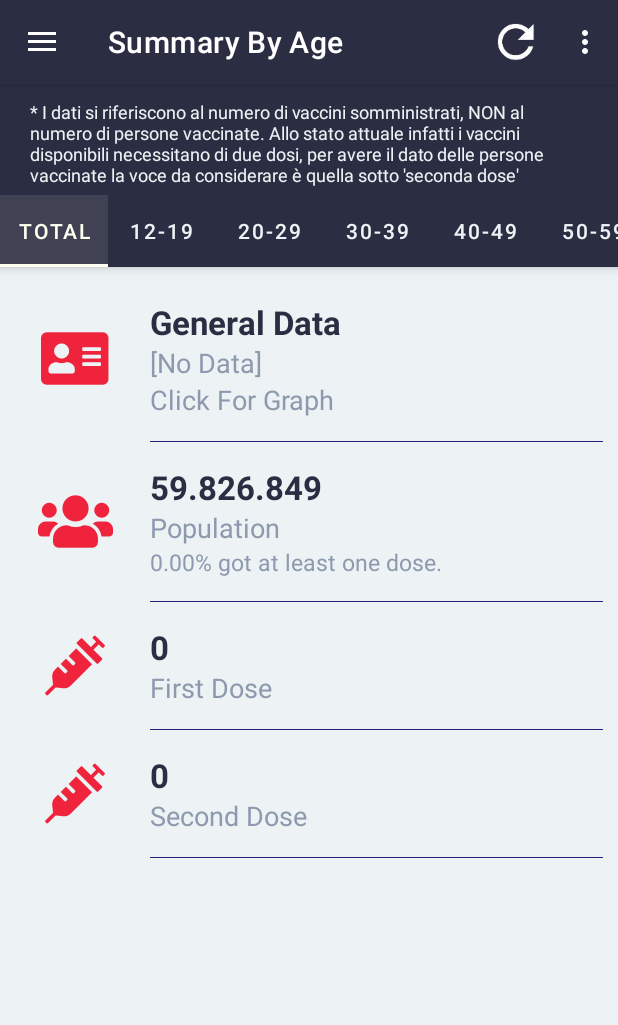
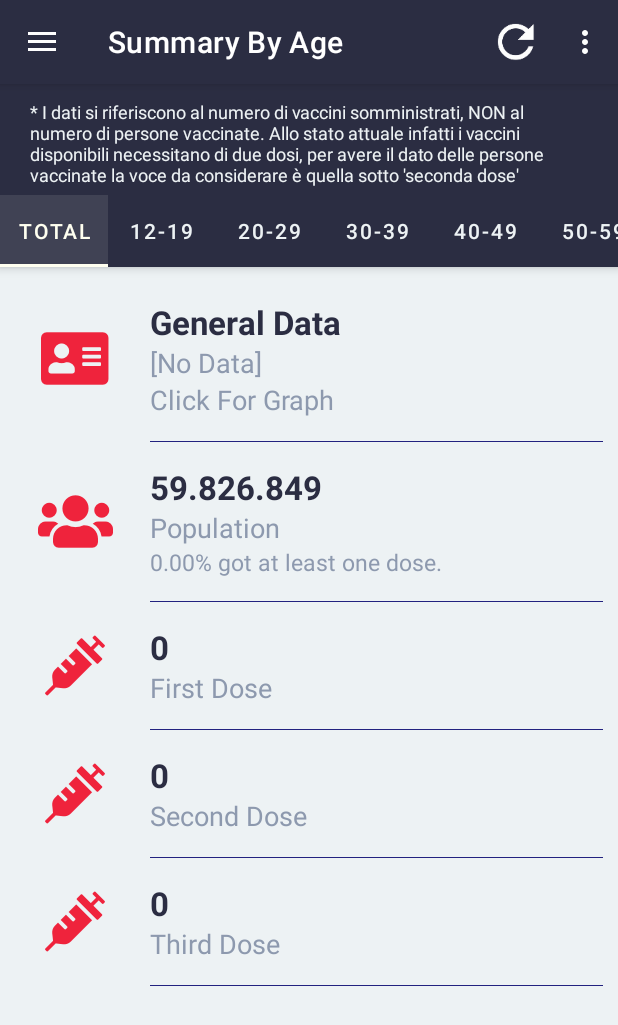
Before and after one commit to StefanoCasagrande/Vaccine_Stats, an Android app: the screen it shows after launch (MainActivity), on a phone screen of 412 x 824 dp. Shown: the top 1025 px of the screen. Run offline under Robolectric (Android 15) with nearby library versions, the phone set to English and light mode, and no system bars; our stand-ins replace navigation-ui; libraries missing offline, so code that uses them is left out: com.github.mikephil.charting; 3 statements that could not run were skipped.

Commit message:
Added third dose stats

```diff
--- a/app/src/main/java/it/stefanocasagrande/vaccini_stats/json_classes/anagrafica_vaccini_summary/anagrafica_vaccini_summary_data.java
+++ b/app/src/main/java/it/stefanocasagrande/vaccini_stats/json_classes/anagrafica_vaccini_summary/anagrafica_vaccini_summary_data.java
@@ -38,4 +38,8 @@ public class anagrafica_vaccini_summary_data implements Serializable {
     @SerializedName("seconda_dose")
     @Expose
     public Integer seconda_dose;
+
+    @SerializedName("dose_addizionale_booster")
+    @Expose
+    public Integer dose_addizionale_booster;
 }
--- a/app/src/main/java/it/stefanocasagrande/vaccini_stats/json_classes/somministrazioni_data.java
+++ b/app/src/main/java/it/stefanocasagrande/vaccini_stats/json_classes/somministrazioni_data.java
@@ -6,5 +6,8 @@ public class somministrazioni_data {
     public Integer data_somministrazione;
     public Integer totale;
     public String nome_area;
+    public Integer prima_dose;
+    public Integer seconda_dose;
+    public Integer terza_dose;
 
 }
--- a/app/src/main/java/it/stefanocasagrande/vaccini_stats/ui/PlaceholderFragment.java
+++ b/app/src/main/java/it/stefanocasagrande/vaccini_stats/ui/PlaceholderFragment.java
@@ -59,6 +59,7 @@ public class PlaceholderFragment extends Fragment {
         final TextView tv_percent = root.findViewById(R.id.tv_percent);
 
         final TextView tv_second_dose = root.findViewById(R.id.tv_second_dose);
+        final TextView tv_third_dose = root.findViewById(R.id.tv_third_dose);
 
         final TextView tv_age_click_for_graph = root.findViewById(R.id.tv_age_click_for_graph);
 
@@ -85,7 +86,9 @@ public class PlaceholderFragment extends Fragment {
                 tv_age.setText(getString(R.string.General_Data));
                 int male=0;
                 int female=0;
+                int first_dose=0;
                 int second_dose=0;
+                int third_dose=0;
 
                 tv_age_click_for_graph.setVisibility(View.VISIBLE);
 
@@ -96,15 +99,18 @@ public class PlaceholderFragment extends Fragment {
                 for(anagrafica_vaccini_summary_data var : lista) {
                     male+=var.sesso_maschile;
                     female+=var.sesso_femminile;
+                    first_dose += var.prima_dose;
                     second_dose+=var.seconda_dose;
+                    third_dose += var.dose_addizionale_booster;
                 }
 
-                tv_first_dose.setText(Common.AddDotToInteger(female+male-second_dose));
+                tv_first_dose.setText(Common.AddDotToInteger(first_dose));
                 tv_second_dose.setText(Common.AddDotToInteger(second_dose));
+                tv_third_dose.setText(Common.AddDotToInteger(third_dose));
 
                 if (popolazione>0)
                 {
-                    double percent = ((((double)(female+male-second_dose))/(double)popolazione)*100);
+                    double percent = ((((double)(first_dose))/(double)popolazione)*100);
                     tv_percent.setText(String.format(getString(R.string.Percent_Population), String.format("%.2f", percent)));
                 }
             }
@@ -120,13 +126,15 @@ public class PlaceholderFragment extends Fragment {
                     if (var.fascia_anagrafica.equals(s))
                     {
                         tv_last_update.setText(String.format("%s: %s", getString(R.string.Data), Common.get_dd_MM_yyyy(var.ultimo_aggiornamento)));
-                        tv_first_dose.setText(Common.AddDotToInteger(var.sesso_femminile+var.sesso_maschile-var.seconda_dose));
+                        tv_first_dose.setText(Common.AddDotToInteger(var.prima_dose));
 
                         tv_second_dose.setText(Common.AddDotToInteger(var.seconda_dose));
 
+                        tv_third_dose.setText(Common.AddDotToInteger(var.dose_addizionale_booster));
+
                         if (popolazione>0)
                         {
-                            double percent =  ((((double)(var.sesso_femminile+var.sesso_maschile-var.seconda_dose))/(double)popolazione)*100);
+                            double percent =  ((((double)(var.prima_dose))/(double)popolazione)*100);
                             tv_percent.setText(String.format(getString(R.string.Percent_Population), String.format("%.2f", percent)));
                         }
                     }
--- a/app/src/main/res/layout/fragment_tab.xml
+++ b/app/src/main/res/layout/fragment_tab.xml
@@ -268,6 +268,63 @@
                     android:layout_marginBottom="15dp"
                     android:background="@color/Dividing_Bar"/>
 
+                <!-- Terza Dose -->
+                <LinearLayout
+                    android:layout_width="fill_parent"
+                    android:layout_height="wrap_content"
+                    android:orientation="horizontal">
+
+                    <LinearLayout
+                        android:layout_width="wrap_content"
+                        android:layout_height="match_parent"
+                        android:orientation="vertical"
+                        android:gravity="center_vertical">
+
+                        <TextView
+                            android:layout_width="80dp"
+                            android:layout_height="80dp"
+                            android:fontFamily="@font/free_solid_900"
+                            android:textSize="40sp"
+                            android:textColor="@color/Icons"
+                            android:gravity="center"
+                            android:text="" />
+
+                    </LinearLayout>
+
+                    <LinearLayout
+                        android:layout_width="wrap_content"
+                        android:layout_height="wrap_content"
+                        android:orientation="vertical"
+                        android:layout_marginStart="10dp">
+
+                        <TextView
+                            android:layout_width="wrap_content"
+                            android:layout_height="wrap_content"
+                            android:textSize="22sp"
+                            android:textColor="@color/Text_Big"
+                            android:textStyle="bold"
+                            android:id="@+id/tv_third_dose"
+                            android:text="@string/Number_Placeholder"/>
+
+                        <TextView
+                            android:layout_width="wrap_content"
+                            android:layout_height="match_parent"
+                            android:textSize="18sp"
+                            android:textColor="@color/Text_Small"
+                            android:text="@string/third_Dose"/>
+
+                    </LinearLayout>
+
+                </LinearLayout>
+
+                <View
+                    android:layout_width="fill_parent"
+                    android:layout_height="0.5dp"
+                    android:layout_marginStart="90dp"
+                    android:layout_marginTop="15dp"
+                    android:layout_marginBottom="15dp"
+                    android:background="@color/Dividing_Bar"/>
+
                 <LinearLayout
                     android:layout_width="fill_parent"
                     android:layout_height="wrap_content"
--- a/app/src/main/res/values/strings.xml
+++ b/app/src/main/res/values/strings.xml
@@ -70,6 +70,7 @@
 
     <string name="First_Dose">First Dose</string>
     <string name="Second_Dose">Second Dose</string>
+    <string name="third_Dose">Third Dose</string>
 
     <string name="Summary_Explanation">* I dati si riferiscono al numero di vaccini somministrati, NON al numero di persone vaccinate. Allo stato attuale infatti i vaccini disponibili necessitano di due dosi, per avere il dato delle persone vaccinate la voce da considerare è quella sotto \'seconda dose\'"</string>
     <string name="History_Explanation">* Il grafico riporta il numero di vaccini somministrati giorno per giorno nell\'intervallo di tempo che potete personalizzare in fondo. La rappresentazione permette di aver un\'idea di come la velocità di somministrazione si stia evolvendo.</string>
--- a/build.gradle
+++ b/build.gradle
@@ -5,7 +5,7 @@ buildscript {
         jcenter()
     }
     dependencies {
-        classpath 'com.android.tools.build:gradle:4.2.1'
+        classpath 'com.android.tools.build:gradle:4.2.2'
 
         // NOTE: Do not place your application dependencies here; they belong
         // in the individual module build.gradle files
```
Also changed, not shown: app/src/main/java/it/stefanocasagrande/vaccini_stats/Common/DB.java (+30 -8 lines), app/src/main/res/animator/bottom_to_top.xml (added, +8 -0 lines), 1 other file.
